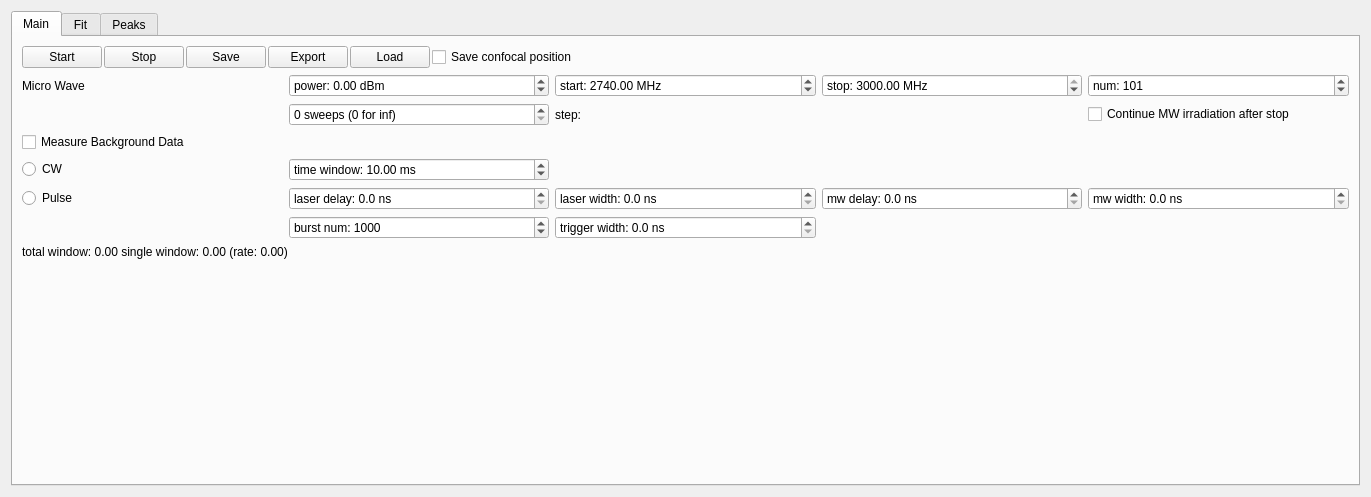
The window that mahos/gui/ui/odmr.ui (ToyotaCRDL/mahos) describes before a commit, drawn with Qt 5.
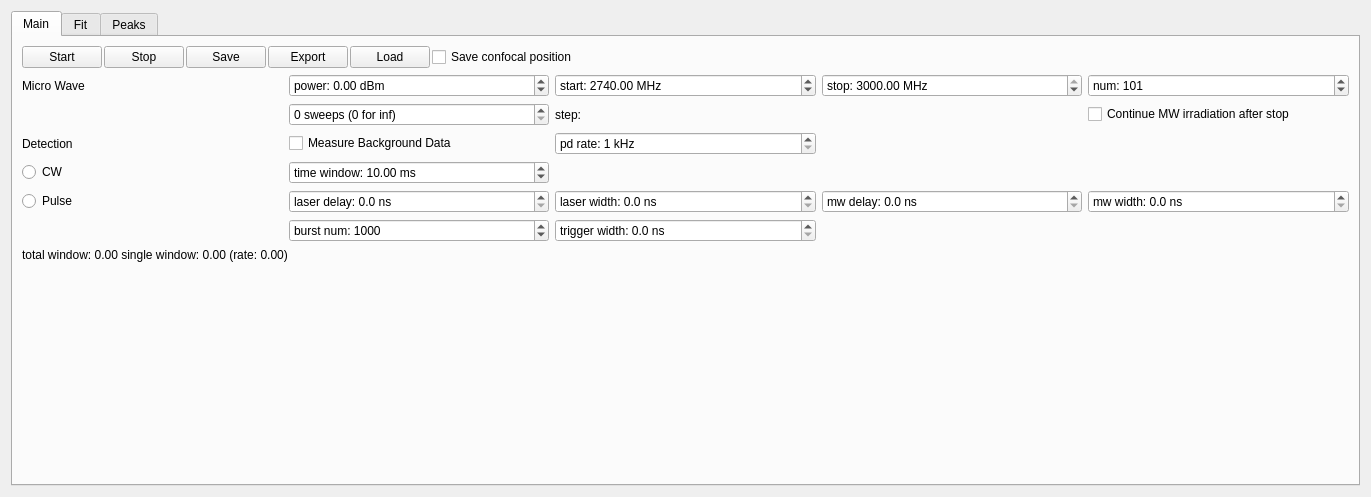
The same window after the commit.

Commit message: implementing ODMR with analog PD

Diff of the .ui file:
```diff
--- a/mahos/gui/ui/odmr.ui
+++ b/mahos/gui/ui/odmr.ui
@@ -366,13 +366,36 @@
            </property>
           </widget>
          </item>
-         <item row="2" column="0">
+         <item row="2" column="1">
           <widget class="QCheckBox" name="backgroundBox">
            <property name="text">
             <string>Measure Background Data</string>
            </property>
           </widget>
          </item>
+         <item row="2" column="0">
+          <widget class="QLabel" name="label">
+           <property name="text">
+            <string>Detection</string>
+           </property>
+          </widget>
+         </item>
+         <item row="2" column="2">
+          <widget class="QSpinBox" name="pdrateBox">
+           <property name="suffix">
+            <string> kHz</string>
+           </property>
+           <property name="prefix">
+            <string>pd rate: </string>
+           </property>
+           <property name="minimum">
+            <number>1</number>
+           </property>
+           <property name="maximum">
+            <number>100</number>
+           </property>
+          </widget>
+         </item>
         </layout>
        </item>
        <item>
```
Left out of the diff: 3 changed lines with no effect on the pictures. The commit also changes 5 other files.
